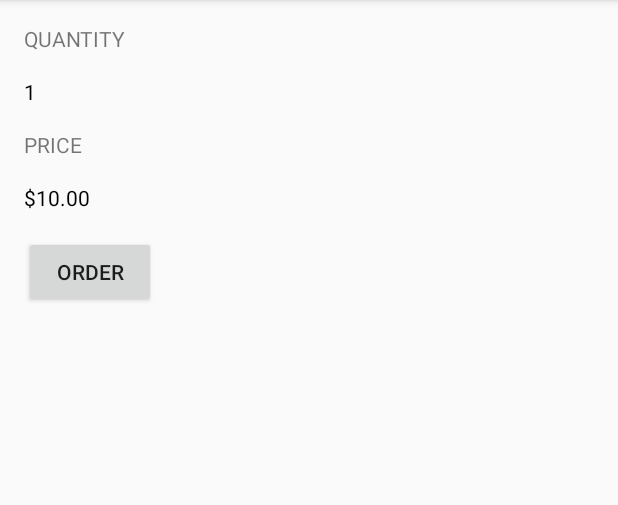
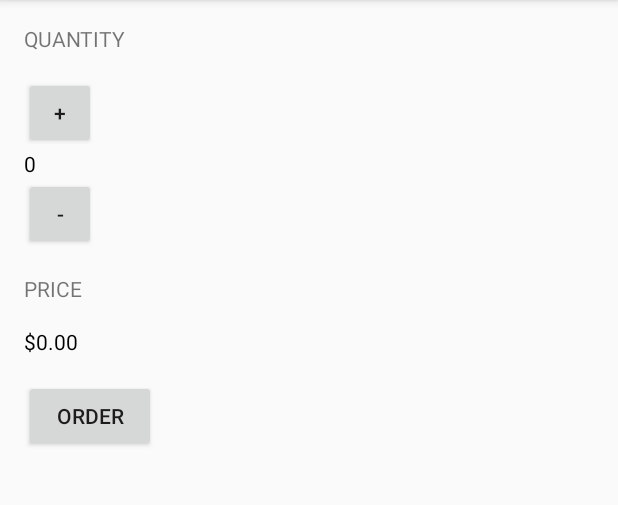
Before and after one commit to chungkev7/Just-Java, an Android app: the screen it shows after launch (MainActivity), after a tap on "ORDER", on a phone screen of 412 x 824 dp, the part 84-589 px from its top. Run offline under Robolectric (Android 15) with nearby library versions, the phone set to English and light mode, and no system bars.

Commit message:
Added quantity increase/decrease functionality

```diff
--- a/app/src/main/java/com/example/android/justjava/MainActivity.java
+++ b/app/src/main/java/com/example/android/justjava/MainActivity.java
@@ -11,6 +11,8 @@ import java.text.NumberFormat;
  */
 public class MainActivity extends AppCompatActivity {
 
+    int quantity = 0;
+
     @Override
     protected void onCreate(Bundle savedInstanceState) {
         super.onCreate(savedInstanceState);
@@ -18,11 +20,27 @@ public class MainActivity extends AppCompatActivity {
     }
 
     /**
+     * This method is called when the plus button is clicked.
+     */
+    public void increment(View view) {
+        quantity += 1;
+        display(quantity);
+    }
+
+    /**
+     * This method is called when the minus button is clicked.
+     */
+    public void decrement(View view) {
+        if (quantity != 0) {
+            quantity -= 1;
+        }
+        display(quantity);
+    }
+    /**
      * This method is called when the order button is clicked.
      */
     public void submitOrder(View view) {
-        display(1);
-        displayPrice(2 * 5);
+        displayPrice(quantity * 5);
     }
 
     /**
--- a/app/src/main/res/layout/activity_main.xml
+++ b/app/src/main/res/layout/activity_main.xml
@@ -8,32 +8,40 @@
     android:layout_height="match_parent"
     android:orientation="vertical"
     android:padding="16dp"
-    tools:context=".MainActivity"
-    >
+    tools:context=".MainActivity" >
 
     <TextView
         android:layout_width="wrap_content"
         android:layout_height="wrap_content"
         android:layout_marginBottom="16dp"
         android:text="Quantity"
-        android:textAllCaps="true"
-        />
+        android:textAllCaps="true" />
+
+    <Button
+        android:layout_width="48dp"
+        android:layout_height="48dp"
+        android:onClick="increment"
+        android:text="+" />
 
     <TextView
         android:id="@+id/quantity_text_view"
         android:layout_width="wrap_content"
         android:layout_height="wrap_content"
         android:text="0"
-        android:textColor="@android:color/black"
-        />
+        android:textColor="@android:color/black" />
+
+    <Button
+        android:layout_width="48dp"
+        android:layout_height="48dp"
+        android:onClick="decrement"
+        android:text="-" />
 
     <TextView
         android:layout_width="wrap_content"
         android:layout_height="wrap_content"
         android:layout_marginTop="16dp"
         android:text="Price"
-        android:textAllCaps="true"
-        />
+        android:textAllCaps="true" />
 
     <TextView
         android:id="@+id/price_text_view"
@@ -41,15 +49,13 @@
         android:layout_height="wrap_content"
         android:layout_marginTop="16dp"
         android:text="$0"
-        android:textColor="@android:color/black"
-        />
+        android:textColor="@android:color/black" />
 
     <Button
         android:layout_width="wrap_content"
         android:layout_height="wrap_content"
         android:layout_marginTop="16dp"
-        android:text="Order"
         android:onClick="submitOrder"
-        />
+        android:text="Order" />
 
 </LinearLayout>
```
